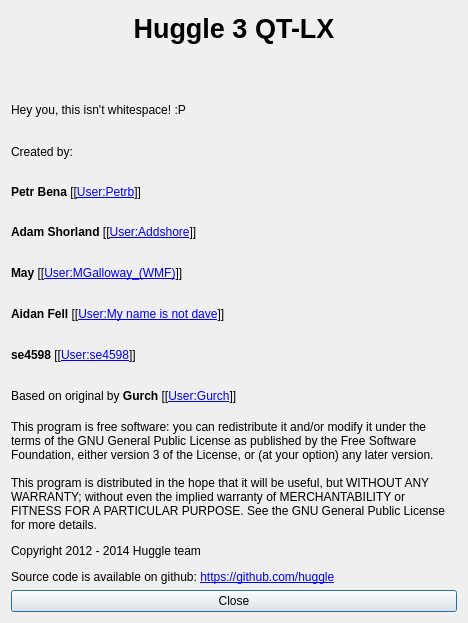
First picture: the form in huggle/aboutform.ui, repository huggle/huggle3-qt-lx, before the edit.
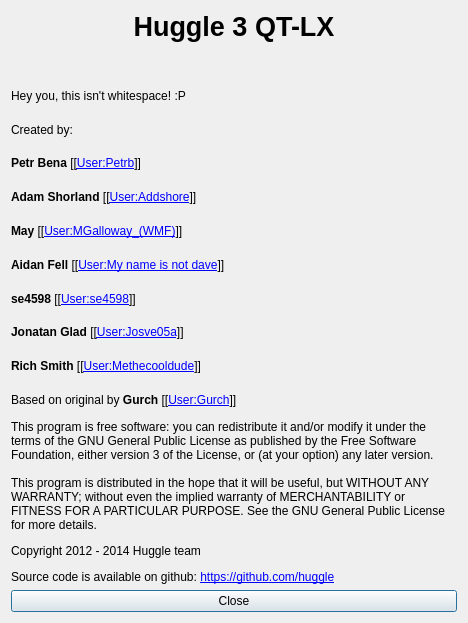
Second picture: the form after the edit. Icons and pictures are not drawn.

Commit message: methecooldude and Josve05a to about dialog

Patch:
```diff
--- a/huggle/aboutform.ui
+++ b/huggle/aboutform.ui
@@ -120,6 +120,20 @@
      </property>
     </widget>
    </item>
+   <item>
+    <widget class="QLabel" name="label_13">
+     <property name="text">
+      <string notr="true">&lt;html&gt;&lt;head/&gt;&lt;body&gt;&lt;p&gt;&lt;span style=&quot; font-weight:600;&quot;&gt;Jonatan Glad&lt;/span&gt; [[&lt;a href=&quot;https://en.wikipedia.org/wiki/User:Petrb&quot;&gt;&lt;span style=&quot; text-decoration: underline; color:#0000ff;&quot;&gt;User:Josve05a&lt;/span&gt;&lt;/a&gt;]]&lt;/p&gt;&lt;/body&gt;&lt;/html&gt;</string>
+     </property>
+    </widget>
+   </item>
+   <item>
+    <widget class="QLabel" name="label_12">
+     <property name="text">
+      <string notr="true">&lt;html&gt;&lt;head/&gt;&lt;body&gt;&lt;p&gt;&lt;span style=&quot; font-weight:600;&quot;&gt;Rich Smith&lt;/span&gt; [[&lt;a href=&quot;https://en.wikipedia.org/wiki/User:Methecooldude&quot;&gt;&lt;span style=&quot; text-decoration: underline; color:#0000ff;&quot;&gt;User:Methecooldude&lt;/span&gt;&lt;/a&gt;]]&lt;/p&gt;&lt;/body&gt;&lt;/html&gt;</string>
+     </property>
+    </widget>
+   </item>
    <item>
     <widget class="QLabel" name="label_10">
      <property name="text">
```
